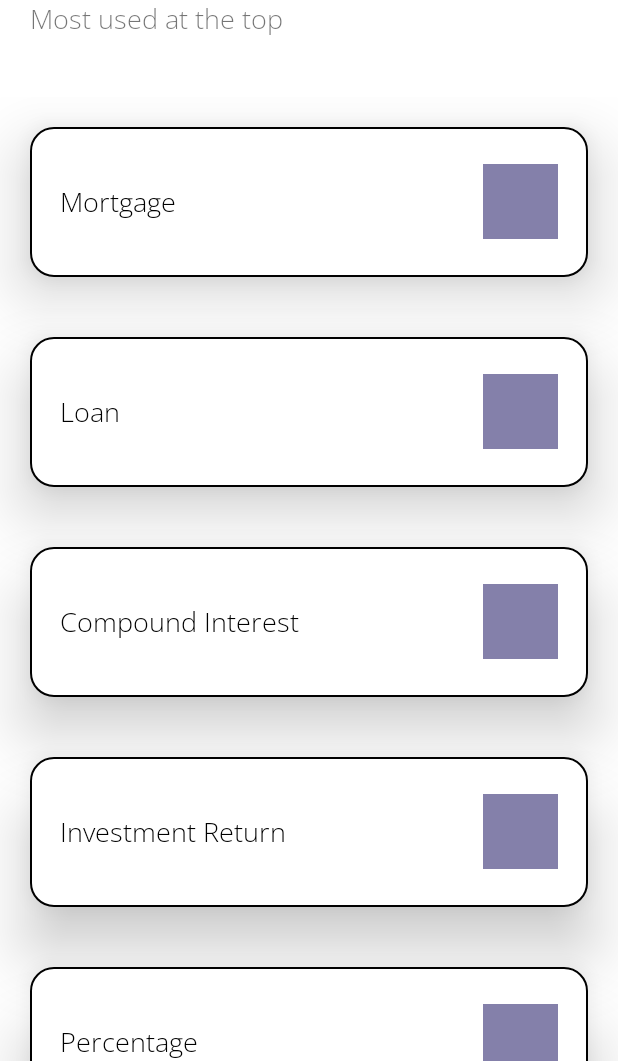
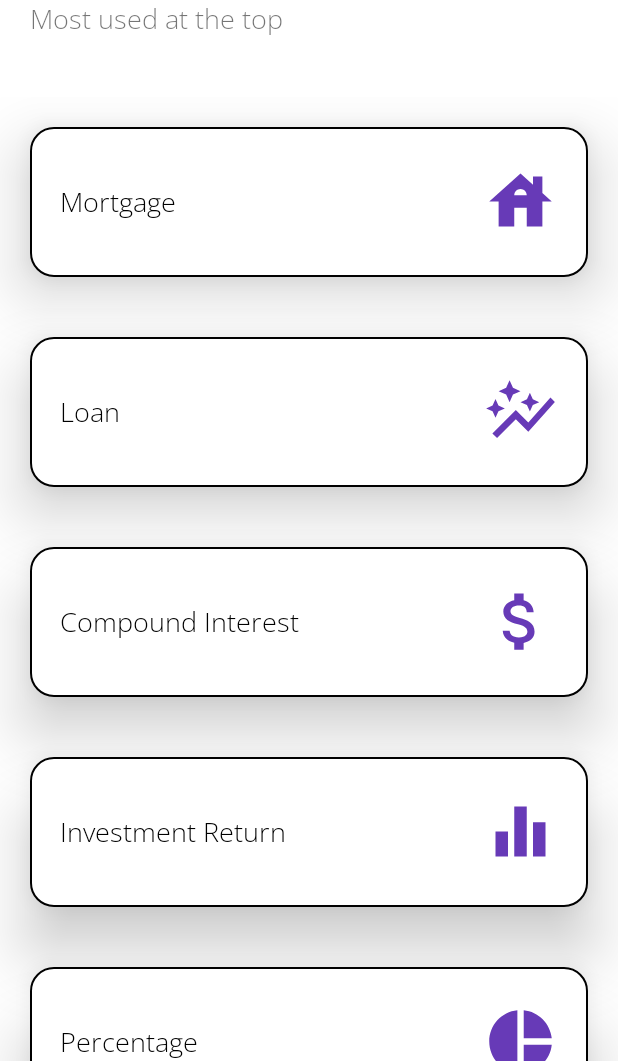
Before and after one commit to btcwojak/calculat, an Android app: the screen it shows after launch (MainActivity), on a phone screen of 412 x 824 dp, the part 175-1236 px from its top. Run offline under Robolectric (Android 15) with nearby library versions, the light colour scheme and no system bars.

Commit message:
Added icons for each initial calc tile

```diff
--- a/app/src/main/java/com/spudg/kalk/CalculatorAdapter.kt
+++ b/app/src/main/java/com/spudg/kalk/CalculatorAdapter.kt
@@ -3,6 +3,7 @@ package com.spudg.kalk
 import android.content.Context
 import android.view.LayoutInflater
 import android.view.ViewGroup
+import androidx.core.content.ContextCompat
 import androidx.core.graphics.drawable.toDrawable
 import androidx.recyclerview.widget.RecyclerView
 import com.spudg.kalk.databinding.CalculatorRowBinding
@@ -27,7 +28,7 @@ class CalculatorAdapter(private val context: Context, private val items: ArrayLi
             val calc = items[position]
 
             binding.calcName.text = calc.name
-            binding.calcIcon.background = R.drawable.house.toDrawable()
+            binding.calcIcon.setImageDrawable(ContextCompat.getDrawable(context, calc.icon))
 
             //binding.notesBtn.setOnClickListener {
             //    if (context is MainActivity) {
--- a/app/src/main/java/com/spudg/kalk/MainActivity.kt
+++ b/app/src/main/java/com/spudg/kalk/MainActivity.kt
@@ -2,8 +2,6 @@ package com.spudg.kalk
 
 import androidx.appcompat.app.AppCompatActivity
 import android.os.Bundle
-import android.util.Log
-import android.view.View
 import androidx.recyclerview.widget.LinearLayoutManager
 import com.spudg.kalk.databinding.ActivityMainBinding
 
@@ -17,17 +15,17 @@ class MainActivity : AppCompatActivity() {
         val view = bindingMain.root
         setContentView(view)
 
-        setUpCalculatorList()
+    setUpCalculatorList()
 
     }
 
     private fun setUpCalculatorList() {
         val calculators: ArrayList<CalculatorModel> = ArrayList()
-        calculators.add(CalculatorModel("Mortgage",R.drawable.house))
-        calculators.add(CalculatorModel("Loan",R.drawable.house))
-        calculators.add(CalculatorModel("Compound Interest",R.drawable.money))
-        calculators.add(CalculatorModel("Investment Return",R.drawable.house))
-        calculators.add(CalculatorModel("Percentage",R.drawable.house))
+        calculators.add(CalculatorModel("Mortgage",R.drawable.mortgage))
+        calculators.add(CalculatorModel("Loan",R.drawable.loan))
+        calculators.add(CalculatorModel("Compound Interest",R.drawable.compound_interest))
+        calculators.add(CalculatorModel("Investment Return",R.drawable.investment_return))
+        calculators.add(CalculatorModel("Percentage",R.drawable.percentage))
         val manager = LinearLayoutManager(this)
         bindingMain.rvCalculators.layoutManager = manager
         val calcAdapter = CalculatorAdapter(this, calculators)
--- /dev/null
+++ b/app/src/main/res/drawable/investment_return.xml
@@ -0,0 +1,5 @@
+<vector android:height="24dp" android:tint="#673AB7"
+    android:viewportHeight="24" android:viewportWidth="24"
+    android:width="24dp" xmlns:android="http://schemas.android.com/apk/res/android">
+    <path android:fillColor="@android:color/white" android:pathData="M10,20h4L14,4h-4v16zM4,20h4v-8L4,12v8zM16,9v11h4L20,9h-4z"/>
+</vector>
--- /dev/null
+++ b/app/src/main/res/drawable/loan.xml
@@ -0,0 +1,5 @@
+<vector android:height="24dp" android:tint="#673AB7"
+    android:viewportHeight="24" android:viewportWidth="24"
+    android:width="24dp" xmlns:android="http://schemas.android.com/apk/res/android">
+    <path android:fillColor="@android:color/white" android:pathData="M14.06,9.94L12,9l2.06,-0.94L15,6l0.94,2.06L18,9l-2.06,0.94L15,12L14.06,9.94zM4,14l0.94,-2.06L7,11l-2.06,-0.94L4,8l-0.94,2.06L1,11l2.06,0.94L4,14zM8.5,9l1.09,-2.41L12,5.5L9.59,4.41L8.5,2L7.41,4.41L5,5.5l2.41,1.09L8.5,9zM4.5,20.5l6,-6.01l4,4L23,8.93l-1.41,-1.41l-7.09,7.97l-4,-4L3,19L4.5,20.5z"/>
+</vector>
--- /dev/null
+++ b/app/src/main/res/drawable/percentage.xml
@@ -0,0 +1,5 @@
+<vector android:height="24dp" android:tint="#673AB7"
+    android:viewportHeight="24" android:viewportWidth="24"
+    android:width="24dp" xmlns:android="http://schemas.android.com/apk/res/android">
+    <path android:fillColor="@android:color/white" android:pathData="M11,2v20c-5.07,-0.5 -9,-4.79 -9,-10s3.93,-9.5 9,-10zM13.03,2v8.99L22,10.99c-0.47,-4.74 -4.24,-8.52 -8.97,-8.99zM13.03,13.01L13.03,22c4.74,-0.47 8.5,-4.25 8.97,-8.99h-8.97z"/>
+</vector>
--- a/app/src/main/res/layout/calculator_row.xml
+++ b/app/src/main/res/layout/calculator_row.xml
@@ -1,6 +1,7 @@
 <LinearLayout xmlns:android="http://schemas.android.com/apk/res/android"
     android:layout_width="match_parent"
     android:layout_height="100dp"
+    xmlns:tools="http://schemas.android.com/tools"
     android:elevation="25dp"
     xmlns:app="http://schemas.android.com/apk/res-auto"
     android:orientation="vertical"
@@ -26,7 +27,7 @@
             android:fontFamily="@font/open_sans_light"
             android:layout_height="wrap_content"
             android:textColor="@android:color/black"
-            android:text="Compound Interest" />
+            tools:text="Compound Interest" />
 
         <ImageView
             android:id="@+id/calc_icon"
@@ -36,7 +37,7 @@
             app:layout_constraintTop_toTopOf="parent"
             app:layout_constraintBottom_toBottomOf="parent"
             android:layout_marginEnd="20dp"
-            android:background="@drawable/house"/>
+            tools:background="@drawable/mortgage"/>
 
     </androidx.constraintlayout.widget.ConstraintLayout>
 
--- a/app/src/main/res/layout/calculator_row_investment_return.xml
+++ b/app/src/main/res/layout/calculator_row_investment_return.xml
@@ -35,7 +35,7 @@
             app:layout_constraintTop_toTopOf="parent"
             app:layout_constraintBottom_toBottomOf="parent"
             android:layout_marginEnd="20dp"
-            android:background="@drawable/house"/>
+            android:background="@drawable/mortgage"/>
 
     </androidx.constraintlayout.widget.ConstraintLayout>
 
--- a/app/src/main/res/layout/calculator_row_loan.xml
+++ b/app/src/main/res/layout/calculator_row_loan.xml
@@ -35,7 +35,7 @@
             app:layout_constraintTop_toTopOf="parent"
             app:layout_constraintBottom_toBottomOf="parent"
             android:layout_marginEnd="20dp"
-            android:background="@drawable/house"/>
+            android:background="@drawable/mortgage"/>
 
     </androidx.constraintlayout.widget.ConstraintLayout>
 
--- a/app/src/main/res/layout/calculator_row_mortgage.xml
+++ b/app/src/main/res/layout/calculator_row_mortgage.xml
@@ -35,7 +35,7 @@
             app:layout_constraintTop_toTopOf="parent"
             app:layout_constraintBottom_toBottomOf="parent"
             android:layout_marginEnd="20dp"
-            android:background="@drawable/house"/>
+            android:background="@drawable/mortgage"/>
 
     </androidx.constraintlayout.widget.ConstraintLayout>
 
--- a/app/src/main/res/layout/calculator_row_percentage.xml
+++ b/app/src/main/res/layout/calculator_row_percentage.xml
@@ -35,7 +35,7 @@
             app:layout_constraintTop_toTopOf="parent"
             app:layout_constraintBottom_toBottomOf="parent"
             android:layout_marginEnd="20dp"
-            android:background="@drawable/house"/>
+            android:background="@drawable/mortgage"/>
 
     </androidx.constraintlayout.widget.ConstraintLayout>
 
```
Also changed, not shown: app/src/main/res/drawable/compound_interest.xml (renamed from app/src/main/res/drawable/money.xml), app/src/main/res/drawable/mortgage.xml (renamed from app/src/main/res/drawable/house.xml).
